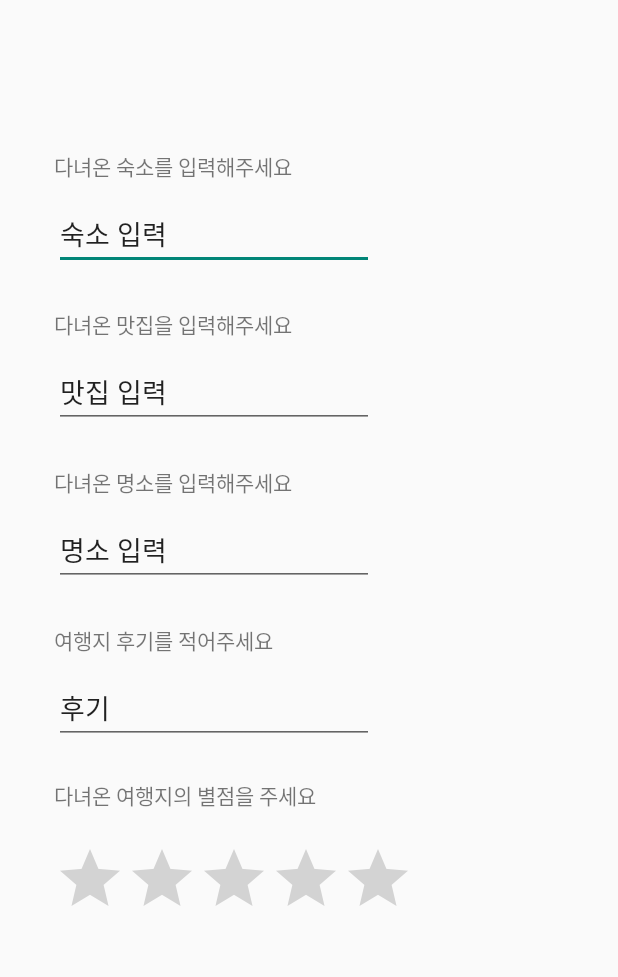
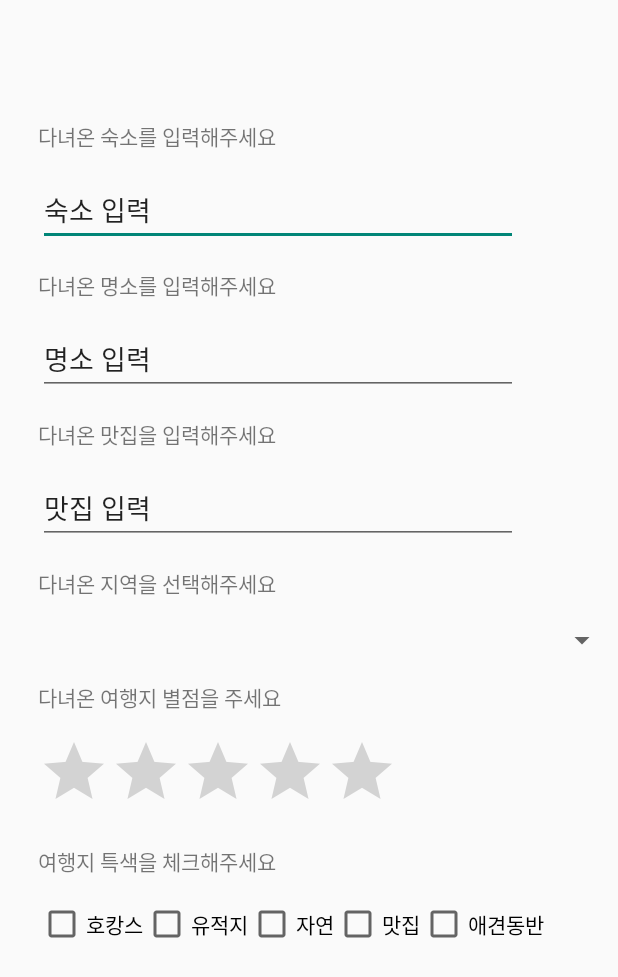
Before and after one commit to sooyeon-go/Trip-recommendation-App, an Android app: the layout reviewinput.xml on its own in the app's theme, with its tools: preview values and no code run, on a phone screen of 412 x 824 dp. Shown: the top 977 px of the screen. Run offline under Robolectric (Android 15) with nearby library versions, the phone set to English and light mode, and no system bars.

Commit message:
Update reviewinput.xml

```diff
--- a/Application/app/src/main/res/layout/reviewinput.xml
+++ b/Application/app/src/main/res/layout/reviewinput.xml
@@ -3,107 +3,149 @@
     xmlns:app="http://schemas.android.com/apk/res-auto"
     xmlns:tools="http://schemas.android.com/tools"
     android:layout_width="match_parent"
+    android:layout_height="match_parent" >
+
+    <ScrollView
+        android:layout_width="match_parent"
         android:layout_height="match_parent">
 
+        <LinearLayout
+            android:layout_width="match_parent"
+            android:layout_height="wrap_content"
+            android:layout_marginLeft="25dp"
+            android:orientation="horizontal">
+
+            <LinearLayout
+                android:layout_width="match_parent"
+                android:layout_height="match_parent"
+                android:layout_marginTop="80dp"
+                android:orientation="vertical">
+
                 <TextView
-        android:id="@+id/review2"
+                    android:id="@+id/Q1"
                     android:layout_width="wrap_content"
                     android:layout_height="wrap_content"
-        android:layout_marginStart="36dp"
-        android:layout_marginTop="25dp"
-        android:text="다녀온 맛집을 입력해주세요"
-        app:layout_constraintStart_toStartOf="parent"
-        app:layout_constraintTop_toBottomOf="@+id/editText1" />
+                    android:text="다녀온 숙소를 입력해주세요" />
+
+                <EditText
+                    android:id="@+id/A1"
+                    android:layout_width="wrap_content"
+                    android:layout_height="wrap_content"
+                    android:layout_marginTop="15dp"
+                    android:ems="15"
+                    android:inputType="textPersonName"
+                    android:text="숙소 입력" />
 
                 <TextView
-        android:id="@+id/review3"
+                    android:id="@+id/Q2"
                     android:layout_width="wrap_content"
                     android:layout_height="wrap_content"
-        android:layout_marginStart="36dp"
-        android:layout_marginTop="25dp"
-        android:text="다녀온 명소를 입력해주세요"
-        app:layout_constraintStart_toStartOf="parent"
-        app:layout_constraintTop_toBottomOf="@+id/editText2" />
+                    android:layout_marginTop="15dp"
+                    android:text="다녀온 명소를 입력해주세요" />
+
+                <EditText
+                    android:id="@+id/A2"
+                    android:layout_width="wrap_content"
+                    android:layout_height="wrap_content"
+                    android:layout_marginTop="15dp"
+                    android:ems="15"
+                    android:inputType="textPersonName"
+                    android:text="명소 입력" />
 
                 <TextView
-        android:id="@+id/review4"
+                    android:id="@+id/Q3"
                     android:layout_width="wrap_content"
                     android:layout_height="wrap_content"
-        android:layout_marginStart="36dp"
-        android:layout_marginTop="25dp"
-        android:text="여행지 후기를 적어주세요"
-        app:layout_constraintStart_toStartOf="parent"
-        app:layout_constraintTop_toBottomOf="@+id/editText3" />
+                    android:layout_marginTop="15dp"
+                    android:text="다녀온 맛집을 입력해주세요" />
+
+                <EditText
+                    android:id="@+id/A3"
+                    android:layout_width="wrap_content"
+                    android:layout_height="wrap_content"
+                    android:layout_marginTop="15dp"
+                    android:ems="15"
+                    android:inputType="textPersonName"
+                    android:text="맛집 입력" />
 
                 <TextView
-        android:id="@+id/review1"
+                    android:id="@+id/Q5"
                     android:layout_width="wrap_content"
                     android:layout_height="wrap_content"
-        android:layout_marginStart="36dp"
-        android:layout_marginTop="100dp"
-        android:text="다녀온 숙소를 입력해주세요"
-        app:layout_constraintStart_toStartOf="parent"
-        app:layout_constraintTop_toTopOf="parent" />
+                    android:layout_marginTop="15dp"
+                    android:text="다녀온 지역을 선택해주세요" />
 
-    <EditText
-        android:id="@+id/editText1"
+                <Spinner
+                    android:id="@+id/spinner"
+                    android:layout_width="match_parent"
+                    android:layout_height="wrap_content"
+                    android:layout_marginTop="15dp" />
+
+                <TextView
+                    android:id="@+id/Q6"
                     android:layout_width="wrap_content"
                     android:layout_height="wrap_content"
-        android:layout_marginTop="11dp"
-        android:ems="10"
-        android:inputType="textPersonName"
-        android:text="숙소 입력"
-        app:layout_constraintStart_toStartOf="@+id/review1"
-        app:layout_constraintTop_toBottomOf="@+id/review1" />
-
-    <EditText
-        android:id="@+id/editText2"
-        android:layout_width="wrap_content"
-        android:layout_height="wrap_content"
-        android:layout_marginTop="11dp"
-        android:ems="10"
-        android:inputType="textPersonName"
-        android:text="맛집 입력"
-        app:layout_constraintStart_toStartOf="@+id/review2"
-        app:layout_constraintTop_toBottomOf="@+id/review2" />
-
-    <EditText
-        android:id="@+id/editText3"
-        android:layout_width="wrap_content"
-        android:layout_height="wrap_content"
-        android:layout_marginTop="11dp"
-        android:ems="10"
-        android:inputType="textPersonName"
-        android:text="명소 입력"
-        app:layout_constraintStart_toStartOf="@+id/review3"
-        app:layout_constraintTop_toBottomOf="@+id/review3" />
-
-    <EditText
-        android:id="@+id/editText4"
-        android:layout_width="wrap_content"
-        android:layout_height="wrap_content"
-        android:layout_marginTop="11dp"
-        android:ems="10"
-        android:inputType="textPersonName"
-        android:text="후기"
-        app:layout_constraintStart_toStartOf="@+id/review4"
-        app:layout_constraintTop_toBottomOf="@+id/review4" />
-
-    <TextView
-        android:id="@+id/review5"
-        android:layout_width="wrap_content"
-        android:layout_height="wrap_content"
-        android:layout_marginTop="23dp"
-        android:text="다녀온 여행지의 별점을 주세요"
-        app:layout_constraintStart_toStartOf="@+id/editText4"
-        app:layout_constraintTop_toBottomOf="@+id/editText4" />
+                    android:layout_marginTop="15dp"
+                    android:text="다녀온 여행지 별점을 주세요"
+                    android:visibility="visible" />
 
                 <RatingBar
                     android:id="@+id/ratingBar"
                     android:layout_width="wrap_content"
                     android:layout_height="wrap_content"
-        android:layout_marginTop="21dp"
-        app:layout_constraintStart_toStartOf="@+id/review5"
-        app:layout_constraintTop_toBottomOf="@+id/review5" />
+                    android:layout_marginTop="15dp"
+                    android:isIndicator="false"
+                    android:max="10"
+                    android:numStars="5"
+                    android:stepSize="1" />
+
+                <TextView
+                    android:id="@+id/Q4"
+                    android:layout_width="wrap_content"
+                    android:layout_height="wrap_content"
+                    android:layout_marginTop="15dp"
+                    android:text="여행지 특색을 체크해주세요" />
+
+                <LinearLayout
+                    android:layout_width="match_parent"
+                    android:layout_height="match_parent"
+                    android:layout_marginTop="15dp"
+                    android:orientation="horizontal">
+
+                    <CheckBox
+                        android:id="@+id/check1"
+                        android:layout_width="wrap_content"
+                        android:layout_height="wrap_content"
+                        android:text="호캉스" />
+
+                    <CheckBox
+                        android:id="@+id/check2"
+                        android:layout_width="wrap_content"
+                        android:layout_height="wrap_content"
+                        android:text="유적지" />
+
+                    <CheckBox
+                        android:id="@+id/check3"
+                        android:layout_width="wrap_content"
+                        android:layout_height="wrap_content"
+                        android:text="자연" />
+
+                    <CheckBox
+                        android:id="@+id/check4"
+                        android:layout_width="wrap_content"
+                        android:layout_height="wrap_content"
+                        android:text="맛집" />
+
+                    <CheckBox
+                        android:id="@+id/check5"
+                        android:layout_width="wrap_content"
+                        android:layout_height="wrap_content"
+                        android:text="애견동반" />
+
+                </LinearLayout>
+
+            </LinearLayout>
+        </LinearLayout>
+    </ScrollView>
 
 </androidx.constraintlayout.widget.ConstraintLayout>
```
Lines whose indentation alone changed are shown as unchanged.
